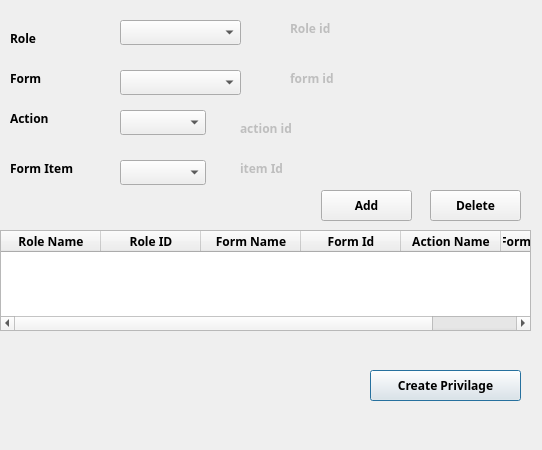
The window that presentation/authorization_ui/createPrivilage.ui (shymaa123456/HyperPOS2020) describes before a commit, drawn with Qt 5.
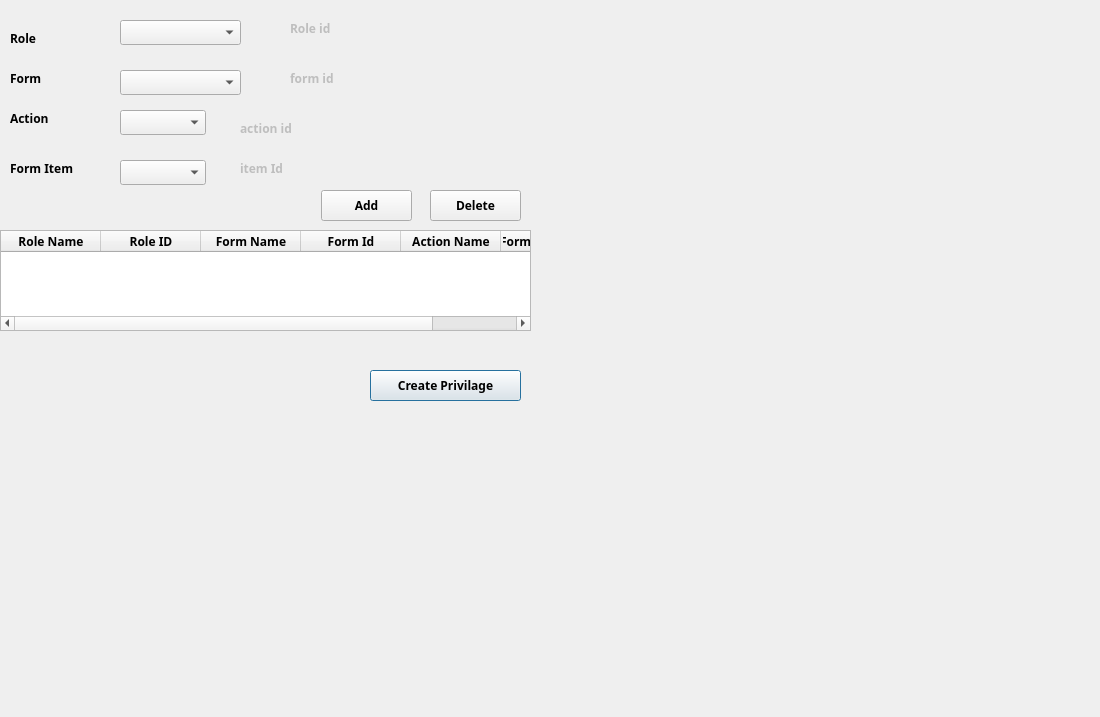
The same window after the commit.

The edit to the form file:
```diff
--- a/presentation/authorization_ui/createPrivilage.ui
+++ b/presentation/authorization_ui/createPrivilage.ui
@@ -6,20 +6,20 @@
    <rect>
     <x>0</x>
     <y>0</y>
-    <width>542</width>
-    <height>450</height>
+    <width>1100</width>
+    <height>717</height>
    </rect>
   </property>
   <property name="minimumSize">
    <size>
-    <width>542</width>
-    <height>450</height>
+    <width>1100</width>
+    <height>717</height>
    </size>
   </property>
   <property name="maximumSize">
    <size>
-    <width>542</width>
-    <height>450</height>
+    <width>1100</width>
+    <height>717</height>
    </size>
   </property>
   <property name="windowTitle">
```
